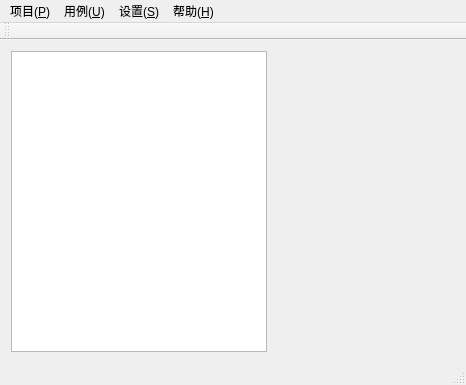
Before: the Qt Designer form mainwindow.ui in liuran2011/autotest, drawn with Qt 5.
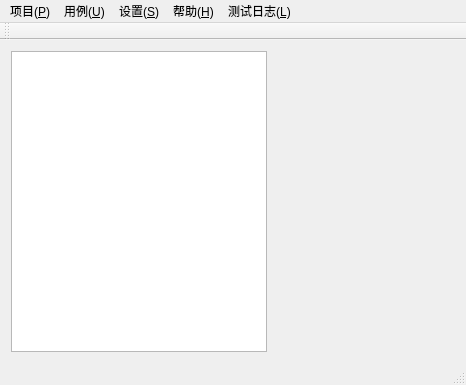
After: the same form once the commit is applied.

Patch:
```diff
--- a/mainwindow.ui
+++ b/mainwindow.ui
@@ -77,10 +77,16 @@
     </property>
     <addaction name="actionAbout"/>
    </widget>
+   <widget class="QMenu" name="menu_L">
+    <property name="title">
+     <string>测试日志(&amp;L)</string>
+    </property>
+   </widget>
    <addaction name="menuProject"/>
    <addaction name="menuCase"/>
    <addaction name="menuSetting"/>
    <addaction name="menuHelp"/>
+   <addaction name="menu_L"/>
   </widget>
   <widget class="QToolBar" name="mainToolBar">
    <attribute name="toolBarArea">
```
Left out of the diff: 2 changed lines with no effect on the pictures.
